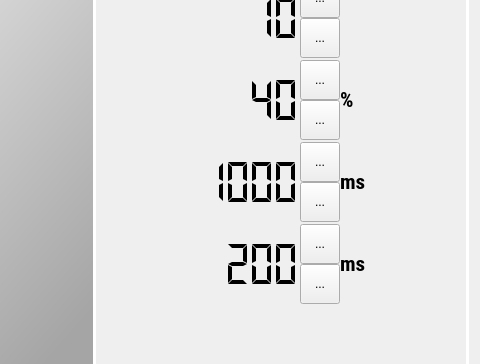
The window that xfdlg.ui (CDullin/xLFinal) describes before a commit, drawn with Qt 5; both pictures show x 544 to 1024 and y 90 to 454 of the 1024 by 600 pixel window.
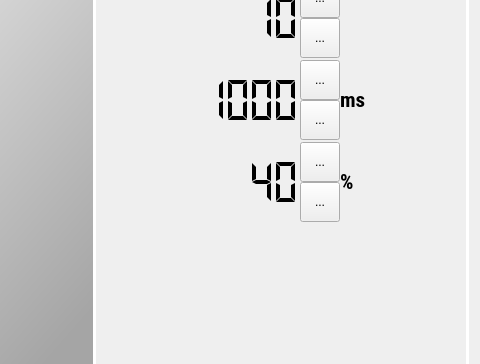
The same window after the commit. The open tabs and pages were chosen to show the change. Icons and pictures are not drawn.

```diff
--- a/xfdlg.ui
+++ b/xfdlg.ui
@@ -2460,6 +2460,172 @@
             </item>
            </layout>
           </item>
+          <item>
+           <layout class="QHBoxLayout" name="horizontalLayout_15">
+            <item>
+             <widget class="QLabel" name="pTrendCorrTimeWindowLab">
+              <property name="sizePolicy">
+               <sizepolicy hsizetype="Fixed" vsizetype="Fixed">
+                <horstretch>0</horstretch>
+                <verstretch>0</verstretch>
+               </sizepolicy>
+              </property>
+              <property name="minimumSize">
+               <size>
+                <width>75</width>
+                <height>75</height>
+               </size>
+              </property>
+              <property name="maximumSize">
+               <size>
+                <width>75</width>
+                <height>75</height>
+               </size>
+              </property>
+              <property name="text">
+               <string/>
+              </property>
+              <property name="pixmap">
+               <pixmap>:/images/trend_correction_button.png</pixmap>
+              </property>
+              <property name="scaledContents">
+               <bool>true</bool>
+              </property>
+             </widget>
+            </item>
+            <item>
+             <layout class="QHBoxLayout" name="horizontalLayout_16">
+              <property name="spacing">
+               <number>0</number>
+              </property>
+              <item>
+               <spacer name="horizontalSpacer_10">
+                <property name="orientation">
+                 <enum>Qt::Horizontal</enum>
+                </property>
+                <property name="sizeHint" stdset="0">
+                 <size>
+                  <width>40</width>
+                  <height>20</height>
+                 </size>
+                </property>
+               </spacer>
+              </item>
+              <item>
+               <widget class="QLCDNumber" name="pTrendCorrTimeWindowLCD">
+                <property name="minimumSize">
+                 <size>
+                  <width>100</width>
+                  <height>50</height>
+                 </size>
+                </property>
+                <property name="frameShape">
+                 <enum>QFrame::NoFrame</enum>
+                </property>
+                <property name="smallDecimalPoint">
+                 <bool>false</bool>
+                </property>
+                <property name="digitCount">
+                 <number>4</number>
+                </property>
+                <property name="segmentStyle">
+                 <enum>QLCDNumber::Flat</enum>
+                </property>
+                <property name="value" stdset="0">
+                 <double>1000.000000000000000</double>
+                </property>
+                <property name="intValue" stdset="0">
+                 <number>1000</number>
+                </property>
+               </widget>
+              </item>
+              <item>
+               <layout class="QVBoxLayout" name="verticalLayout_13">
+                <property name="spacing">
+                 <number>0</number>
+                </property>
+                <item>
+                 <widget class="QToolButton" name="pUpTrend">
+                  <property name="minimumSize">
+                   <size>
+                    <width>40</width>
+                    <height>40</height>
+                   </size>
+                  </property>
+                  <property name="text">
+                   <string>...</string>
+                  </property>
+                  <property name="icon">
+                   <iconset>
+                    <normaloff>:/images/up.png</normaloff>:/images/up.png</iconset>
+                  </property>
+                  <property name="iconSize">
+                   <size>
+                    <width>30</width>
+                    <height>30</height>
+                   </size>
+                  </property>
+                  <property name="autoRepeat">
+                   <bool>true</bool>
+                  </property>
+                 </widget>
+                </item>
+                <item>
+                 <widget class="QToolButton" name="pDownTrend">
+                  <property name="minimumSize">
+                   <size>
+                    <width>40</width>
+                    <height>40</height>
+                   </size>
+                  </property>
+                  <property name="text">
+                   <string>...</string>
+                  </property>
+                  <property name="icon">
+                   <iconset>
+                    <normaloff>:/images/down.png</normaloff>:/images/down.png</iconset>
+                  </property>
+                  <property name="iconSize">
+                   <size>
+                    <width>30</width>
+                    <height>30</height>
+                   </size>
+                  </property>
+                  <property name="autoRepeat">
+                   <bool>true</bool>
+                  </property>
+                 </widget>
+                </item>
+               </layout>
+              </item>
+              <item>
+               <widget class="QLabel" name="label_10">
+                <property name="minimumSize">
+                 <size>
+                  <width>70</width>
+                  <height>0</height>
+                 </size>
+                </property>
+                <property name="font">
+                 <font>
+                  <family>Roboto Condensed</family>
+                  <pointsize>16</pointsize>
+                  <weight>75</weight>
+                  <bold>true</bold>
+                 </font>
+                </property>
+                <property name="text">
+                 <string>ms</string>
+                </property>
+                <property name="margin">
+                 <number>5</number>
+                </property>
+               </widget>
+              </item>
+             </layout>
+            </item>
+           </layout>
+          </item>
           <item>
            <layout class="QHBoxLayout" name="horizontalLayout_13">
             <item>
@@ -2626,338 +2792,6 @@
             </item>
            </layout>
           </item>
-          <item>
-           <layout class="QHBoxLayout" name="horizontalLayout_15">
-            <item>
-             <widget class="QLabel" name="pTrendCorrTimeWindowLab">
-              <property name="sizePolicy">
-               <sizepolicy hsizetype="Fixed" vsizetype="Fixed">
-                <horstretch>0</horstretch>
-                <verstretch>0</verstretch>
-               </sizepolicy>
-              </property>
-              <property name="minimumSize">
-               <size>
-                <width>75</width>
-                <height>75</height>
-               </size>
-              </property>
-              <property name="maximumSize">
-               <size>
-                <width>75</width>
-                <height>75</height>
-               </size>
-              </property>
-              <property name="text">
-               <string/>
-              </property>
-              <property name="pixmap">
-               <pixmap resource="xf_resources.qrc">:/images/trend_correction_button.png</pixmap>
-              </property>
-              <property name="scaledContents">
-               <bool>true</bool>
-              </property>
-             </widget>
-            </item>
-            <item>
-             <layout class="QHBoxLayout" name="horizontalLayout_16">
-              <property name="spacing">
-               <number>0</number>
-              </property>
-              <item>
-               <spacer name="horizontalSpacer_10">
-                <property name="orientation">
-                 <enum>Qt::Horizontal</enum>
-                </property>
-                <property name="sizeHint" stdset="0">
-                 <size>
-                  <width>40</width>
-                  <height>20</height>
-                 </size>
-                </property>
-               </spacer>
-              </item>
-              <item>
-               <widget class="QLCDNumber" name="pTrendCorrTimeWindowLCD">
-                <property name="minimumSize">
-                 <size>
-                  <width>100</width>
-                  <height>50</height>
-                 </size>
-                </property>
-                <property name="frameShape">
-                 <enum>QFrame::NoFrame</enum>
-                </property>
-                <property name="smallDecimalPoint">
-                 <bool>false</bool>
-                </property>
-                <property name="digitCount">
-                 <number>4</number>
-                </property>
-                <property name="segmentStyle">
-                 <enum>QLCDNumber::Flat</enum>
-                </property>
-                <property name="value" stdset="0">
-                 <double>1000.000000000000000</double>
-                </property>
-                <property name="intValue" stdset="0">
-                 <number>1000</number>
-                </property>
-               </widget>
-              </item>
-              <item>
-               <layout class="QVBoxLayout" name="verticalLayout_13">
-                <property name="spacing">
-                 <number>0</number>
-                </property>
-                <item>
-                 <widget class="QToolButton" name="pUpTrend">
-                  <property name="minimumSize">
-                   <size>
-                    <width>40</width>
-                    <height>40</height>
-                   </size>
-                  </property>
-                  <property name="text">
-                   <string>...</string>
-                  </property>
-                  <property name="icon">
-                   <iconset resource="xf_resources.qrc">
-                    <normaloff>:/images/up.png</normaloff>:/images/up.png</iconset>
-                  </property>
-                  <property name="iconSize">
-                   <size>
-                    <width>30</width>
-                    <height>30</height>
-                   </size>
-                  </property>
-                  <property name="autoRepeat">
-                   <bool>true</bool>
-                  </property>
-                 </widget>
-                </item>
-                <item>
-                 <widget class="QToolButton" name="pDownTrend">
-                  <property name="minimumSize">
-                   <size>
-                    <width>40</width>
-                    <height>40</height>
-                   </size>
-                  </property>
-                  <property name="text">
-                   <string>...</string>
-                  </property>
-                  <property name="icon">
-                   <iconset resource="xf_resources.qrc">
-                    <normaloff>:/images/down.png</normaloff>:/images/down.png</iconset>
-                  </property>
-                  <property name="iconSize">
-                   <size>
-                    <width>30</width>
-                    <height>30</height>
-                   </size>
-                  </property>
-                  <property name="autoRepeat">
-                   <bool>true</bool>
-                  </property>
-                 </widget>
-                </item>
-               </layout>
-              </item>
-              <item>
-               <widget class="QLabel" name="label_10">
-                <property name="minimumSize">
-                 <size>
-                  <width>70</width>
-                  <height>0</height>
-                 </size>
-                </property>
-                <property name="font">
-                 <font>
-                  <family>Roboto Condensed</family>
-                  <pointsize>16</pointsize>
-                  <weight>75</weight>
-                  <bold>true</bold>
-                 </font>
-                </property>
-                <property name="text">
-                 <string>ms</string>
-                </property>
-                <property name="margin">
-                 <number>5</number>
-                </property>
-               </widget>
-              </item>
-             </layout>
-            </item>
-           </layout>
-          </item>
-          <item>
-           <layout class="QHBoxLayout" name="horizontalLayout_17">
-            <item>
-             <widget class="QLabel" name="pPeakCorrTimeWIndowLab">
-              <property name="sizePolicy">
-               <sizepolicy hsizetype="Fixed" vsizetype="Fixed">
-                <horstretch>0</horstretch>
-                <verstretch>0</verstretch>
-               </sizepolicy>
-              </property>
-              <property name="minimumSize">
-               <size>
-                <width>75</width>
-                <height>75</height>
-               </size>
-              </property>
-              <property name="maximumSize">
-               <size>
-                <width>75</width>
-                <height>75</height>
-               </size>
-              </property>
-              <property name="text">
-               <string/>
-              </property>
-              <property name="pixmap">
-               <pixmap resource="xf_resources.qrc">:/images/peak_correction_button.png</pixmap>
-              </property>
-              <property name="scaledContents">
-               <bool>true</bool>
-              </property>
-             </widget>
-            </item>
-            <item>
-             <layout class="QHBoxLayout" name="horizontalLayout_18">
-              <property name="spacing">
-               <number>0</number>
-              </property>
-              <item>
-               <spacer name="horizontalSpacer_11">
-                <property name="orientation">
-                 <enum>Qt::Horizontal</enum>
-                </property>
-                <property name="sizeHint" stdset="0">
-                 <size>
-                  <width>40</width>
-                  <height>20</height>
-                 </size>
-                </property>
-               </spacer>
-              </item>
-              <item>
-               <widget class="QLCDNumber" name="pPeakCorrTimeWindowLCD">
-                <property name="minimumSize">
-                 <size>
-                  <width>100</width>
-                  <height>50</height>
-                 </size>
-                </property>
-                <property name="frameShape">
-                 <enum>QFrame::NoFrame</enum>
-                </property>
-                <property name="smallDecimalPoint">
-                 <bool>false</bool>
-                </property>
-                <property name="digitCount">
-                 <number>4</number>
-                </property>
-                <property name="segmentStyle">
-                 <enum>QLCDNumber::Flat</enum>
-                </property>
-                <property name="value" stdset="0">
-                 <double>200.000000000000000</double>
-                </property>
-                <property name="intValue" stdset="0">
-                 <number>200</number>
-                </property>
-               </widget>
-              </item>
-              <item>
-               <layout class="QVBoxLayout" name="verticalLayout_14">
-                <property name="spacing">
-                 <number>0</number>
-                </property>
-                <item>
-                 <widget class="QToolButton" name="pUpPeak">
-                  <property name="minimumSize">
-                   <size>
-                    <width>40</width>
-                    <height>40</height>
-                   </size>
-                  </property>
-                  <property name="text">
-                   <string>...</string>
-                  </property>
-                  <property name="icon">
-                   <iconset resource="xf_resources.qrc">
-                    <normaloff>:/images/up.png</normaloff>:/images/up.png</iconset>
-                  </property>
-                  <property name="iconSize">
-                   <size>
-                    <width>30</width>
-                    <height>30</height>
-                   </size>
-                  </property>
-                  <property name="autoRepeat">
-                   <bool>true</bool>
-                  </property>
-                 </widget>
-                </item>
-                <item>
-                 <widget class="QToolButton" name="pDownPeak">
-                  <property name="minimumSize">
-                   <size>
-                    <width>40</width>
-                    <height>40</height>
-                   </size>
-                  </property>
-                  <property name="text">
-                   <string>...</string>
-                  </property>
-                  <property name="icon">
-                   <iconset resource="xf_resources.qrc">
-                    <normaloff>:/images/down.png</normaloff>:/images/down.png</iconset>
-                  </property>
-                  <property name="iconSize">
-                   <size>
-                    <width>30</width>
-                    <height>30</height>
-                   </size>
-                  </property>
-                  <property name="autoRepeat">
-                   <bool>true</bool>
-                  </property>
-                 </widget>
-                </item>
-               </layout>
-              </item>
-              <item>
-               <widget class="QLabel" name="label_12">
-                <property name="minimumSize">
-                 <size>
-                  <width>70</width>
-                  <height>0</height>
-                 </size>
-                </property>
-                <property name="font">
-                 <font>
-                  <family>Roboto Condensed</family>
-                  <pointsize>16</pointsize>
-                  <weight>75</weight>
-                  <bold>true</bold>
-                 </font>
-                </property>
-                <property name="text">
-                 <string>ms</string>
-                </property>
-                <property name="margin">
-                 <number>5</number>
-                </property>
-               </widget>
-              </item>
-             </layout>
-            </item>
-           </layout>
-          </item>
           <item>
            <spacer name="verticalSpacer">
             <property name="orientation">
```
Left out of the diff: 247 changed lines with no effect on the pictures.
